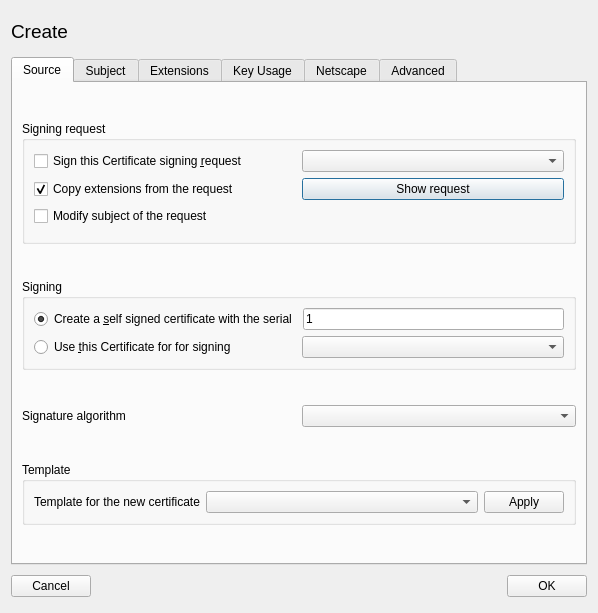
This is ui/NewX509.ui in chris2511/xca as Qt 5 draws it before an edit. The edited form follows.
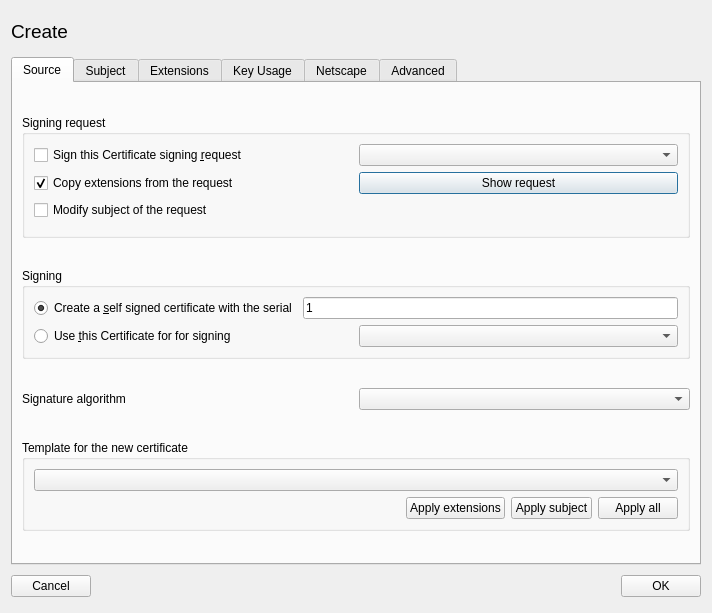
This is the edited form. Custom widgets are drawn as their Qt base class.

Commit message:
apply partial template-contents
 - applying the subject only or the extensions only is possible
   via different buttons.
   This way a name-template can be created and combined with an
   extension-only-template like HTTPS_client.

Diff of the .ui file:
```diff
--- a/ui/NewX509.ui
+++ b/ui/NewX509.ui
@@ -6,7 +6,7 @@
    <rect>
     <x>0</x>
     <y>0</y>
-    <width>598</width>
+    <width>712</width>
     <height>613</height>
    </rect>
   </property>
@@ -83,13 +83,7 @@
       <attribute name="title">
        <string>Source</string>
       </attribute>
-      <layout class="QVBoxLayout">
-       <property name="spacing">
-        <number>6</number>
-       </property>
-       <property name="margin">
-        <number>9</number>
-       </property>
+      <layout class="QVBoxLayout" name="verticalLayout_4">
        <item>
         <spacer>
          <property name="orientation">
@@ -326,22 +320,9 @@
        <item>
         <widget class="QGroupBox" name="templBox">
          <property name="title">
-          <string>Template</string>
+          <string>Template for the new certificate</string>
          </property>
-         <layout class="QHBoxLayout">
-          <property name="spacing">
-           <number>6</number>
-          </property>
-          <property name="margin">
-           <number>9</number>
-          </property>
-          <item>
-           <widget class="QLabel" name="TextLabel2_3_2">
-            <property name="text">
-             <string>Template for the new certificate</string>
-            </property>
-           </widget>
-          </item>
+         <layout class="QVBoxLayout" name="verticalLayout_3">
           <item>
            <widget class="QComboBox" name="tempList">
             <property name="sizePolicy">
@@ -359,11 +340,48 @@
            </widget>
           </item>
           <item>
-           <widget class="QPushButton" name="applyTemplate">
-            <property name="text">
-             <string>Apply</string>
-            </property>
-           </widget>
+           <layout class="QHBoxLayout" name="horizontalLayout_2">
+            <item>
+             <spacer name="horizontalSpacer">
+              <property name="orientation">
+               <enum>Qt::Horizontal</enum>
+              </property>
+              <property name="sizeHint" stdset="0">
+               <size>
+                <width>13</width>
+                <height>20</height>
+               </size>
+              </property>
+             </spacer>
+            </item>
+            <item>
+             <widget class="QPushButton" name="applyExtensions">
+              <property name="text">
+               <string>Apply extensions</string>
+              </property>
+             </widget>
+            </item>
+            <item>
+             <widget class="QPushButton" name="applySubject">
+              <property name="text">
+               <string>Apply subject</string>
+              </property>
+             </widget>
+            </item>
+            <item>
+             <widget class="QPushButton" name="applyTemplate">
+              <property name="sizePolicy">
+               <sizepolicy hsizetype="Minimum" vsizetype="Fixed">
+                <horstretch>0</horstretch>
+                <verstretch>0</verstretch>
+               </sizepolicy>
+              </property>
+              <property name="text">
+               <string>Apply all</string>
+              </property>
+             </widget>
+            </item>
+           </layout>
           </item>
          </layout>
         </widget>
```
Left out of the diff: 30 changed lines with no effect on the pictures. The commit also changes 2 other files.
